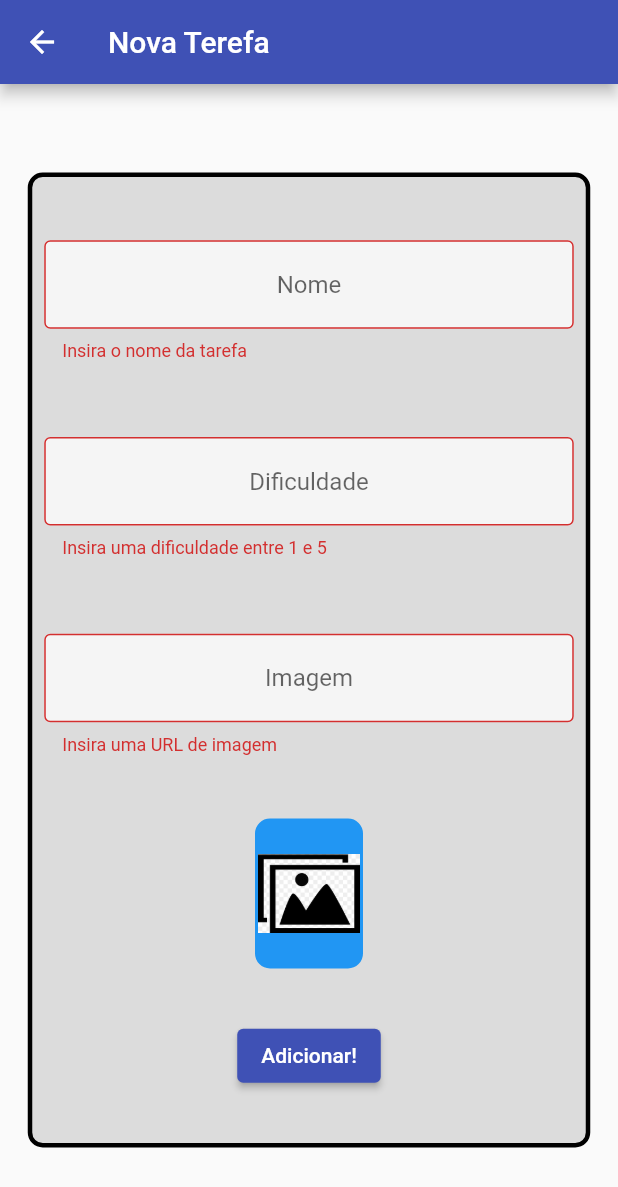
After one commit to ovelhoandre/primeiro_flutter, a Flutter app: the FormScreen screen opened directly, after a tap on "Adicionar!", on a phone screen of 412 x 824 dp. The commit adds this screen. Shown: the top 1187 px of the screen. Run offline on Flutter 3.47's test engine with Material 2 defaults, Android fonts, the phone set to English and light mode, and no system bars; network calls fail.

Commit message:
Adicionada screen form

```diff
--- a/lib/main.dart
+++ b/lib/main.dart
@@ -1,4 +1,5 @@
 import 'package:flutter/material.dart';
+import 'package:primeiro_flutter/screens/form_screen.dart';
 import 'package:primeiro_flutter/screens/initial_screen.dart';
 
 void main() {
@@ -16,6 +17,7 @@ class MyApp extends StatelessWidget {
         primarySwatch: Colors.indigo,
       ),
       home: const InitialScreen(),
+      //home: const FormScreen(),
     );
   }
 }
--- /dev/null
+++ b/lib/screens/form_screen.dart
@@ -0,0 +1,141 @@
+import 'package:flutter/material.dart';
+
+class FormScreen extends StatefulWidget {
+  const FormScreen({super.key});
+
+  @override
+  State<FormScreen> createState() => _FormScreenState();
+}
+
+class _FormScreenState extends State<FormScreen> {
+  TextEditingController nameController = TextEditingController();
+  TextEditingController difficultyController = TextEditingController();
+  TextEditingController imageController = TextEditingController();
+  final _formKey = GlobalKey<FormState>();
+
+  @override
+  Widget build(BuildContext context) {
+    return Form(
+      key: _formKey,
+      child: Scaffold(
+        appBar: AppBar(
+          title: const Text('Nova Terefa'),
+        ),
+        body: Center(
+          child: SingleChildScrollView(
+            child: Container(
+              height: 650,
+              width: 375,
+              decoration: BoxDecoration(
+                color: Colors.black12,
+                borderRadius: BorderRadius.circular(10),
+                border: Border.all(width: 3),
+              ),
+              child: Column(
+                mainAxisAlignment: MainAxisAlignment.spaceEvenly,
+                crossAxisAlignment: CrossAxisAlignment.center,
+                children: [
+                  Padding(
+                    padding: const EdgeInsets.all(8.0),
+                    child: TextFormField(
+                      validator: (String? value) {
+                        if (value != null && value.isEmpty) {
+                          return 'Insira o nome da tarefa';
+                        }
+                        return null;
+                      },
+                      controller: nameController,
+                      textAlign: TextAlign.center,
+                      decoration: InputDecoration(
+                        border: OutlineInputBorder(),
+                        hintText: 'Nome',
+                        fillColor: Colors.white70,
+                        filled: true,
+                      ),
+                    ),
+                  ),
+                  Padding(
+                    padding: const EdgeInsets.all(8.0),
+                    child: TextFormField(
+                      validator: (value) {
+                        if (value!.isEmpty ||
+                            int.parse(value) > 5 ||
+                            int.parse(value) < 1) {
+                          return 'Insira uma dificuldade entre 1 e 5';
+                        }
+                        return null;
+                      },
+                      keyboardType: TextInputType.number,
+                      controller: difficultyController,
+                      textAlign: TextAlign.center,
+                      decoration: InputDecoration(
+                        border: OutlineInputBorder(),
+                        hintText: 'Dificuldade',
+                        fillColor: Colors.white70,
+                        filled: true,
+                      ),
+                    ),
+                  ),
+                  Padding(
+                    padding: const EdgeInsets.all(8.0),
+                    child: TextFormField(
+                      validator: (value) {
+                        if (value!.isEmpty) {
+                          return 'Insira uma URL de imagem';
+                        }
+                        return null;
+                      },
+                      keyboardType: TextInputType.url,
+                      onChanged: (text) {
+                        setState(() {});
+                      },
+                      controller: imageController,
+                      textAlign: TextAlign.center,
+                      decoration: InputDecoration(
+                        border: OutlineInputBorder(),
+                        hintText: 'Imagem',
+                        fillColor: Colors.white70,
+                        filled: true,
+                      ),
+                    ),
+                  ),
+                  Container(
+                    height: 100,
+                    width: 72,
+                    decoration: BoxDecoration(
+                      color: Colors.blue,
+                      borderRadius: BorderRadius.circular(10),
+                      border: Border.all(width: 2, color: Colors.blue),
+                    ),
+                    child: ClipRRect(
+                      borderRadius: BorderRadius.circular(10),
+                      child: Image.network(
+                        imageController.text,
+                        errorBuilder: (BuildContext context, Object exception,
+                            StackTrace? stackTrace) {
+                          return Image.asset('assets/images/nophoto.png');
+                        },
+                        fit: BoxFit.cover,
+                      ),
+                    ),
+                  ),
+                  ElevatedButton(
+                      onPressed: () {
+                        if (_formKey.currentState!.validate()) {
+                          print(nameController.text);
+                          print(int.parse(difficultyController.text));
+                          ScaffoldMessenger.of(context).showSnackBar(
+                            const SnackBar(content: Text('Salvando nova tarefa'))
+                          );
+                        }
+                      },
+                      child: Text('Adicionar!'))
+                ],
+              ),
+            ),
+          ),
+        ),
+      ),
+    );
+  }
+}
```
Also changed, not shown: assets/images/nophoto.png (added).
